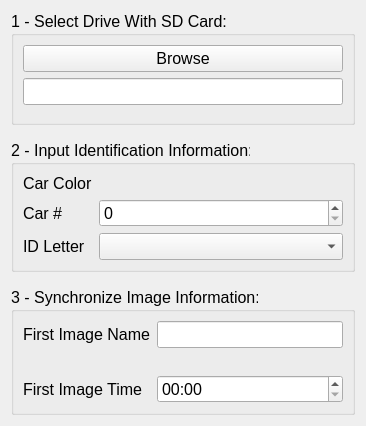
Old version of the form widgets/ImageForm.ui in the repository bluemellophone/gzc-client.
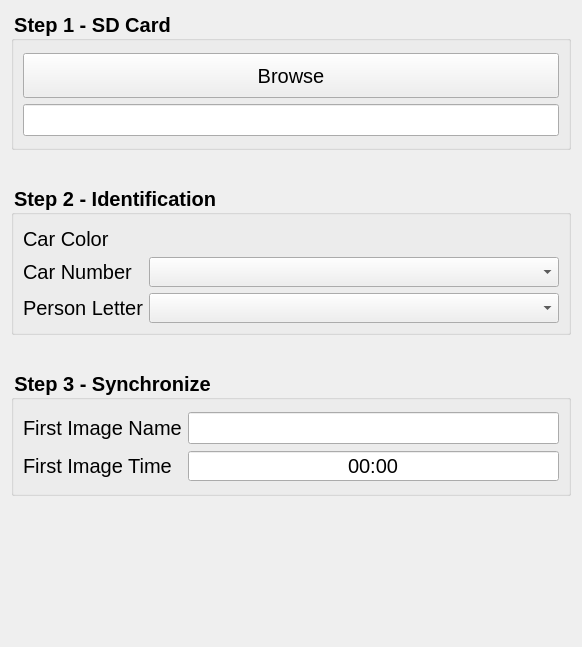
New version of the form.

Commit message: Major upgrades to the image UI

The edit to the form file:
```diff
--- a/widgets/ImageForm.ui
+++ b/widgets/ImageForm.ui
@@ -6,8 +6,8 @@
    <rect>
     <x>0</x>
     <y>0</y>
-    <width>366</width>
-    <height>426</height>
+    <width>582</width>
+    <height>647</height>
    </rect>
   </property>
   <property name="minimumSize">
@@ -35,6 +35,18 @@
      </property>
      <item>
       <widget class="QGroupBox" name="drive_layout">
+       <property name="minimumSize">
+        <size>
+         <width>0</width>
+         <height>139</height>
+        </size>
+       </property>
+       <property name="maximumSize">
+        <size>
+         <width>16777215</width>
+         <height>139</height>
+        </size>
+       </property>
        <property name="sizeIncrement">
         <size>
          <width>1</width>
@@ -43,17 +55,27 @@
        </property>
        <property name="font">
         <font>
-         <weight>50</weight>
-         <bold>false</bold>
+         <pointsize>-1</pointsize>
+         <weight>75</weight>
+         <bold>true</bold>
         </font>
        </property>
+       <property name="styleSheet">
+        <string notr="true">font-size:20px;</string>
+       </property>
        <property name="title">
-        <string>1 - Select Drive With SD Card:</string>
+        <string>Step 1 - SD Card</string>
+       </property>
+       <property name="flat">
+        <bool>false</bool>
        </property>
        <layout class="QFormLayout" name="formLayout">
         <property name="fieldGrowthPolicy">
          <enum>QFormLayout::AllNonFixedFieldsGrow</enum>
         </property>
+        <property name="topMargin">
+         <number>12</number>
+        </property>
         <item row="1" column="0" colspan="2">
          <widget class="QPushButton" name="drive_browse">
           <property name="sizePolicy">
@@ -65,12 +87,18 @@
           <property name="minimumSize">
            <size>
             <width>0</width>
-            <height>0</height>
+            <height>45</height>
            </size>
           </property>
           <property name="text">
            <string>Browse</string>
           </property>
+          <property name="iconSize">
+           <size>
+            <width>20</width>
+            <height>20</height>
+           </size>
+          </property>
          </widget>
         </item>
         <item row="2" column="0" colspan="2">
@@ -78,12 +106,12 @@
           <property name="minimumSize">
            <size>
             <width>0</width>
-            <height>0</height>
+            <height>30</height>
            </size>
           </property>
           <property name="font">
            <font>
-            <pointsize>12</pointsize>
+            <pointsize>-1</pointsize>
            </font>
           </property>
          </widget>
@@ -91,15 +119,71 @@
        </layout>
       </widget>
      </item>
+     <item>
+      <spacer name="verticalSpacer">
+       <property name="orientation">
+        <enum>Qt::Vertical</enum>
+       </property>
+       <property name="sizeType">
+        <enum>QSizePolicy::Maximum</enum>
+       </property>
+       <property name="sizeHint" stdset="0">
+        <size>
+         <width>20</width>
+         <height>20</height>
+        </size>
+       </property>
+      </spacer>
+     </item>
      <item>
       <widget class="QGroupBox" name="id_layout">
+       <property name="minimumSize">
+        <size>
+         <width>0</width>
+         <height>150</height>
+        </size>
+       </property>
+       <property name="maximumSize">
+        <size>
+         <width>16777215</width>
+         <height>150</height>
+        </size>
+       </property>
+       <property name="sizeIncrement">
+        <size>
+         <width>0</width>
+         <height>1</height>
+        </size>
+       </property>
+       <property name="font">
+        <font>
+         <pointsize>-1</pointsize>
+         <weight>75</weight>
+         <bold>true</bold>
+        </font>
+       </property>
+       <property name="styleSheet">
+        <string notr="true">font-size:20px;</string>
+       </property>
        <property name="title">
-        <string>2 - Input Identification Information:</string>
+        <string>Step 2 - Identification</string>
+       </property>
+       <property name="flat">
+        <bool>false</bool>
+       </property>
+       <property name="checkable">
+        <bool>false</bool>
+       </property>
+       <property name="checked">
+        <bool>false</bool>
        </property>
        <layout class="QFormLayout" name="formLayout_4">
         <property name="fieldGrowthPolicy">
          <enum>QFormLayout::AllNonFixedFieldsGrow</enum>
         </property>
+        <property name="topMargin">
+         <number>12</number>
+        </property>
         <item row="0" column="0">
          <widget class="QLabel" name="color_label">
           <property name="text">
@@ -107,27 +191,13 @@
           </property>
          </widget>
         </item>
-        <item row="1" column="0">
-         <widget class="QLabel" name="numer_label">
-          <property name="text">
-           <string>Car #</string>
-          </property>
-         </widget>
-        </item>
-        <item row="1" column="1">
-         <widget class="QSpinBox" name="number_input">
-          <property name="minimumSize">
-           <size>
-            <width>0</width>
-            <height>0</height>
-           </size>
-          </property>
-         </widget>
+        <item row="0" column="1">
+         <layout class="QVBoxLayout" name="color_input_space"/>
         </item>
         <item row="2" column="0">
          <widget class="QLabel" name="id_label">
           <property name="text">
-           <string>ID Letter</string>
+           <string>Person Letter</string>
           </property>
          </widget>
         </item>
@@ -136,26 +206,84 @@
           <property name="minimumSize">
            <size>
             <width>0</width>
-            <height>0</height>
+            <height>30</height>
            </size>
           </property>
          </widget>
         </item>
-        <item row="0" column="1">
-         <layout class="QVBoxLayout" name="color_input_space"/>
+        <item row="1" column="1">
+         <widget class="QComboBox" name="number_input">
+          <property name="minimumSize">
+           <size>
+            <width>0</width>
+            <height>30</height>
+           </size>
+          </property>
+         </widget>
+        </item>
+        <item row="1" column="0">
+         <widget class="QLabel" name="numer_label">
+          <property name="text">
+           <string>Car Number</string>
+          </property>
+         </widget>
         </item>
        </layout>
       </widget>
      </item>
+     <item>
+      <spacer name="verticalSpacer_2">
+       <property name="orientation">
+        <enum>Qt::Vertical</enum>
+       </property>
+       <property name="sizeType">
+        <enum>QSizePolicy::Maximum</enum>
+       </property>
+       <property name="sizeHint" stdset="0">
+        <size>
+         <width>20</width>
+         <height>20</height>
+        </size>
+       </property>
+      </spacer>
+     </item>
      <item>
       <widget class="QGroupBox" name="sync_layout">
+       <property name="minimumSize">
+        <size>
+         <width>0</width>
+         <height>126</height>
+        </size>
+       </property>
+       <property name="maximumSize">
+        <size>
+         <width>16777215</width>
+         <height>126</height>
+        </size>
+       </property>
+       <property name="font">
+        <font>
+         <pointsize>-1</pointsize>
+         <weight>75</weight>
+         <bold>true</bold>
+        </font>
+       </property>
+       <property name="styleSheet">
+        <string notr="true">font-size:20px;</string>
+       </property>
        <property name="title">
-        <string>3 - Synchronize Image Information:</string>
+        <string>Step 3 - Synchronize</string>
+       </property>
+       <property name="flat">
+        <bool>false</bool>
        </property>
        <layout class="QFormLayout" name="formLayout_6">
         <property name="fieldGrowthPolicy">
          <enum>QFormLayout::AllNonFixedFieldsGrow</enum>
         </property>
+        <property name="topMargin">
+         <number>12</number>
+        </property>
         <item row="0" column="0">
          <widget class="QLabel" name="name_label">
           <property name="text">
@@ -168,26 +296,41 @@
           <property name="minimumSize">
            <size>
             <width>0</width>
-            <height>0</height>
+            <height>30</height>
            </size>
           </property>
+          <property name="alignment">
+           <set>Qt::AlignCenter</set>
+          </property>
          </widget>
         </item>
-        <item row="2" column="0">
+        <item row="1" column="0">
          <widget class="QLabel" name="time_label">
           <property name="text">
            <string>First Image Time</string>
           </property>
          </widget>
         </item>
-        <item row="2" column="1">
+        <item row="1" column="1">
          <widget class="QTimeEdit" name="time_input">
           <property name="minimumSize">
            <size>
             <width>0</width>
-            <height>0</height>
+            <height>30</height>
            </size>
           </property>
+          <property name="styleSheet">
+           <string notr="true"/>
+          </property>
+          <property name="alignment">
+           <set>Qt::AlignCenter</set>
+          </property>
+          <property name="readOnly">
+           <bool>false</bool>
+          </property>
+          <property name="buttonSymbols">
+           <enum>QAbstractSpinBox::NoButtons</enum>
+          </property>
           <property name="displayFormat">
            <string>HH:mm</string>
           </property>
@@ -212,6 +355,19 @@
        </layout>
       </widget>
      </item>
+     <item>
+      <spacer name="verticalSpacer_3">
+       <property name="orientation">
+        <enum>Qt::Vertical</enum>
+       </property>
+       <property name="sizeHint" stdset="0">
+        <size>
+         <width>20</width>
+         <height>40</height>
+        </size>
+       </property>
+      </spacer>
+     </item>
     </layout>
    </item>
   </layout>
```
Left out of the diff: 18 changed lines with no effect on the pictures. The commit also changes 8 other files.
